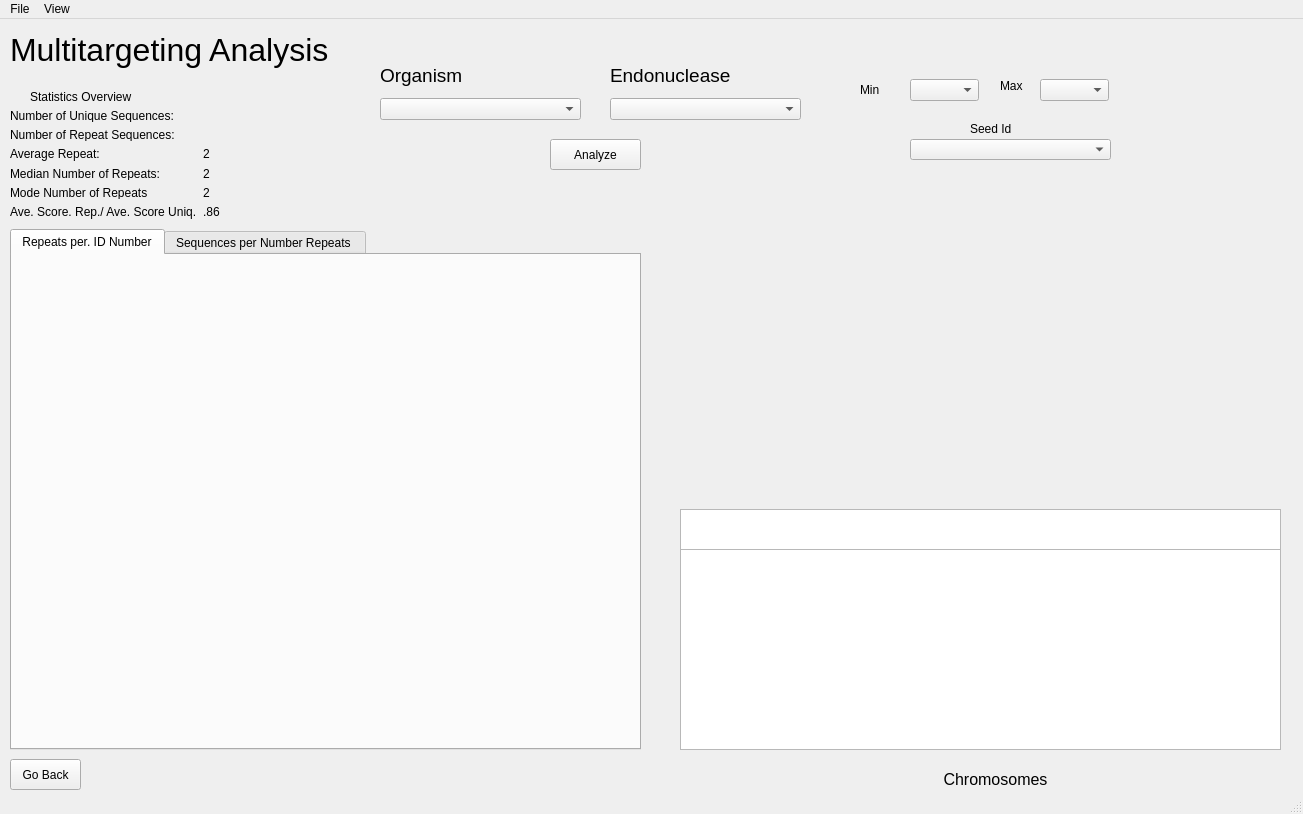
First picture: the form in multitargetingwindow.ui, repository TrinhLab/CASPERapp, before the edit.
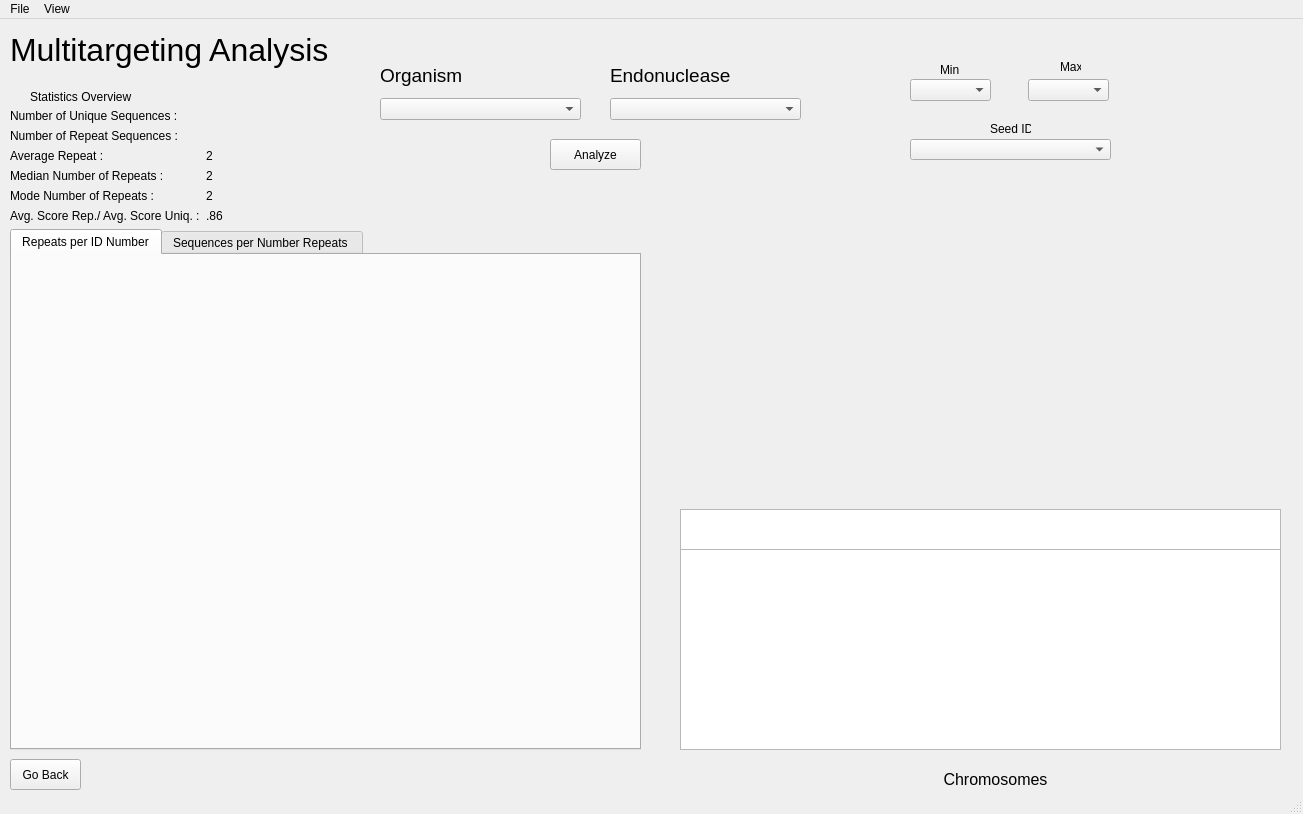
Second picture: the form after the edit. Custom widgets are drawn as their Qt base class.

Commit message: made all changes/tweaks presented in the Google Doc for MT

What changed in the file:
```diff
--- a/multitargetingwindow.ui
+++ b/multitargetingwindow.ui
@@ -65,14 +65,14 @@
       <x>10</x>
       <y>90</y>
       <width>321</width>
-      <height>110</height>
+      <height>116</height>
      </rect>
     </property>
     <layout class="QFormLayout" name="formLayout">
      <item row="0" column="0">
       <widget class="QLabel" name="label_8">
        <property name="text">
-        <string>Number of Unique Sequences:</string>
+        <string>Number of Unique Sequences :</string>
        </property>
       </widget>
      </item>
@@ -86,14 +86,14 @@
      <item row="1" column="0">
       <widget class="QLabel" name="label_4">
        <property name="text">
-        <string>Number of Repeat Sequences:</string>
+        <string>Number of Repeat Sequences :</string>
        </property>
       </widget>
      </item>
      <item row="2" column="0">
       <widget class="QLabel" name="label_6">
        <property name="text">
-        <string>Average Repeat:</string>
+        <string>Average Repeat :</string>
        </property>
       </widget>
      </item>
@@ -107,7 +107,7 @@
      <item row="3" column="0">
       <widget class="QLabel" name="label_22">
        <property name="text">
-        <string>Median Number of Repeats:</string>
+        <string>Median Number of Repeats :</string>
        </property>
       </widget>
      </item>
@@ -121,14 +121,14 @@
      <item row="4" column="0">
       <widget class="QLabel" name="label_24">
        <property name="text">
-        <string>Mode Number of Repeats</string>
+        <string>Mode Number of Repeats :</string>
        </property>
       </widget>
      </item>
      <item row="5" column="0">
       <widget class="QLabel" name="label_25">
        <property name="text">
-        <string>Ave. Score. Rep./ Ave. Score Uniq.</string>
+        <string>Avg. Score Rep./ Avg. Score Uniq. :</string>
        </property>
       </widget>
      </item>
@@ -192,7 +192,7 @@
     </property>
     <widget class="QWidget" name="tab">
      <attribute name="title">
-      <string>Repeats per. ID Number</string>
+      <string>Repeats per ID Number</string>
      </attribute>
      <widget class="repeats_vs_seeds_line" name="repeats_vs_seeds_line" native="true">
       <property name="geometry">
@@ -224,9 +224,9 @@
    <widget class="QLabel" name="label_17">
     <property name="geometry">
      <rect>
-      <x>860</x>
-      <y>60</y>
-      <width>47</width>
+      <x>940</x>
+      <y>40</y>
+      <width>21</width>
       <height>21</height>
      </rect>
     </property>
@@ -237,10 +237,10 @@
    <widget class="QLabel" name="label_18">
     <property name="geometry">
      <rect>
-      <x>1000</x>
-      <y>60</y>
-      <width>47</width>
-      <height>13</height>
+      <x>1060</x>
+      <y>40</y>
+      <width>21</width>
+      <height>16</height>
      </rect>
     </property>
     <property name="text">
@@ -252,7 +252,7 @@
      <rect>
       <x>910</x>
       <y>60</y>
-      <width>69</width>
+      <width>81</width>
       <height>22</height>
      </rect>
     </property>
@@ -260,9 +260,9 @@
    <widget class="QComboBox" name="max_chromo">
     <property name="geometry">
      <rect>
-      <x>1040</x>
+      <x>1028</x>
       <y>60</y>
-      <width>69</width>
+      <width>81</width>
       <height>22</height>
      </rect>
     </property>
@@ -270,14 +270,14 @@
    <widget class="QLabel" name="label_19">
     <property name="geometry">
      <rect>
-      <x>970</x>
+      <x>990</x>
       <y>100</y>
       <width>41</width>
       <height>20</height>
      </rect>
     </property>
     <property name="text">
-     <string>Seed Id</string>
+     <string>Seed ID</string>
     </property>
    </widget>
    <widget class="QWidget" name="verticalLayoutWidget_2">
```
Left out of the diff: 4 changed lines with no effect on the pictures. The commit also changes 1 other file.
